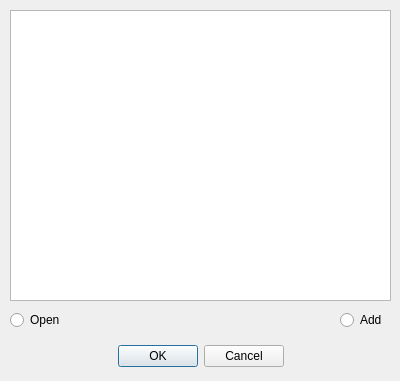
Old version of the form DIALOG/open.ui in the repository dimanchik79/Play-Music.
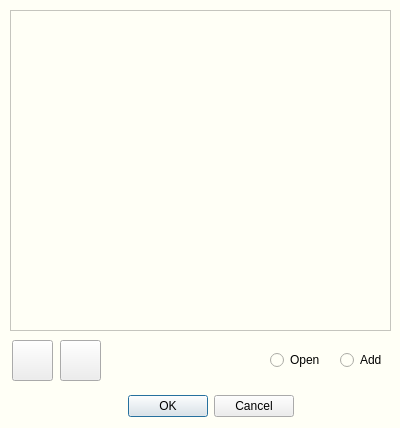
New version of the form. Icons and pictures are not drawn.

What changed in the file:
```diff
--- a/DIALOG/open.ui
+++ b/DIALOG/open.ui
@@ -7,7 +7,7 @@
     <x>0</x>
     <y>0</y>
     <width>400</width>
-    <height>381</height>
+    <height>428</height>
    </rect>
   </property>
   <property name="windowTitle">
@@ -17,11 +17,14 @@
    <iconset>
     <normaloff>../IMG/icon.ico</normaloff>../IMG/icon.ico</iconset>
   </property>
+  <property name="styleSheet">
+   <string notr="true">background-color: rgb(255, 255, 246)</string>
+  </property>
   <widget class="QDialogButtonBox" name="buttonBox">
    <property name="geometry">
     <rect>
-     <x>100</x>
-     <y>340</y>
+     <x>110</x>
+     <y>390</y>
      <width>201</width>
      <height>32</height>
     </rect>
@@ -29,6 +32,9 @@
    <property name="layoutDirection">
     <enum>Qt::LeftToRight</enum>
    </property>
+   <property name="styleSheet">
+    <string notr="true">background-color: rgb(238, 238, 238);</string>
+   </property>
    <property name="orientation">
     <enum>Qt::Horizontal</enum>
    </property>
@@ -45,15 +51,15 @@
      <x>10</x>
      <y>10</y>
      <width>381</width>
-     <height>291</height>
+     <height>321</height>
     </rect>
    </property>
   </widget>
   <widget class="QRadioButton" name="r_open">
    <property name="geometry">
     <rect>
-     <x>10</x>
-     <y>310</y>
+     <x>270</x>
+     <y>350</y>
      <width>61</width>
      <height>20</height>
     </rect>
@@ -66,7 +72,7 @@
    <property name="geometry">
     <rect>
      <x>340</x>
-     <y>310</y>
+     <y>350</y>
      <width>51</width>
      <height>20</height>
     </rect>
@@ -75,6 +81,64 @@
     <string>Add</string>
    </property>
   </widget>
+  <widget class="QPushButton" name="clear">
+   <property name="geometry">
+    <rect>
+     <x>12</x>
+     <y>340</y>
+     <width>41</width>
+     <height>41</height>
+    </rect>
+   </property>
+   <property name="toolTip">
+    <string>See Albums songs</string>
+   </property>
+   <property name="styleSheet">
+    <string notr="true">background-color: rgb(238, 238, 238);</string>
+   </property>
+   <property name="text">
+    <string/>
+   </property>
+   <property name="icon">
+    <iconset>
+     <normaloff>../IMG/see.ico</normaloff>../IMG/see.ico</iconset>
+   </property>
+   <property name="iconSize">
+    <size>
+     <width>28</width>
+     <height>28</height>
+    </size>
+   </property>
+  </widget>
+  <widget class="QPushButton" name="clear_2">
+   <property name="geometry">
+    <rect>
+     <x>60</x>
+     <y>340</y>
+     <width>41</width>
+     <height>41</height>
+    </rect>
+   </property>
+   <property name="toolTip">
+    <string>Delete Album</string>
+   </property>
+   <property name="styleSheet">
+    <string notr="true">background-color: rgb(238, 238, 238);</string>
+   </property>
+   <property name="text">
+    <string/>
+   </property>
+   <property name="icon">
+    <iconset>
+     <normaloff>../IMG/del.ico</normaloff>../IMG/del.ico</iconset>
+   </property>
+   <property name="iconSize">
+    <size>
+     <width>28</width>
+     <height>28</height>
+    </size>
+   </property>
+  </widget>
  </widget>
  <resources/>
  <connections>
```
Left out of the diff: 8 changed lines with no effect on the pictures.
